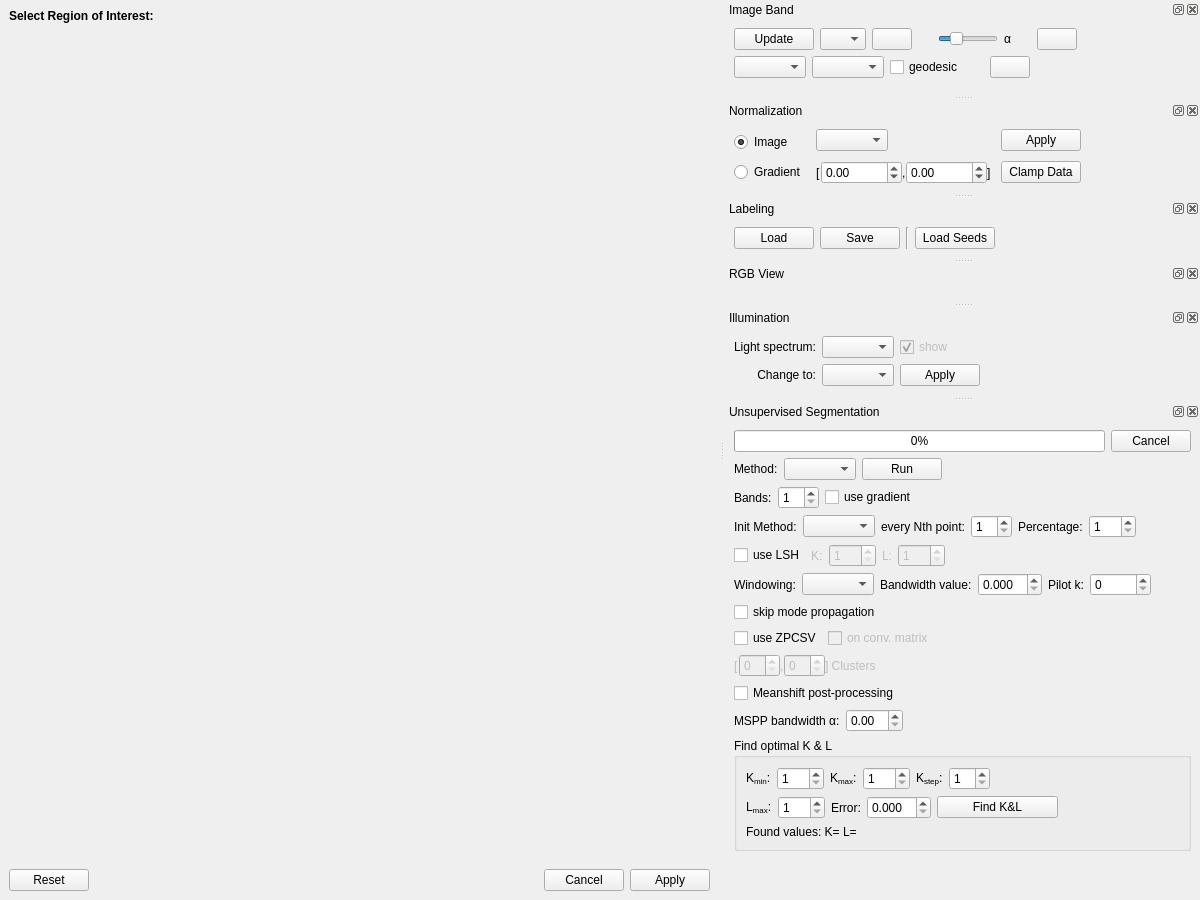
gerbilvis/gerbil, file gui/viewerwindow.ui: the form before one commit.
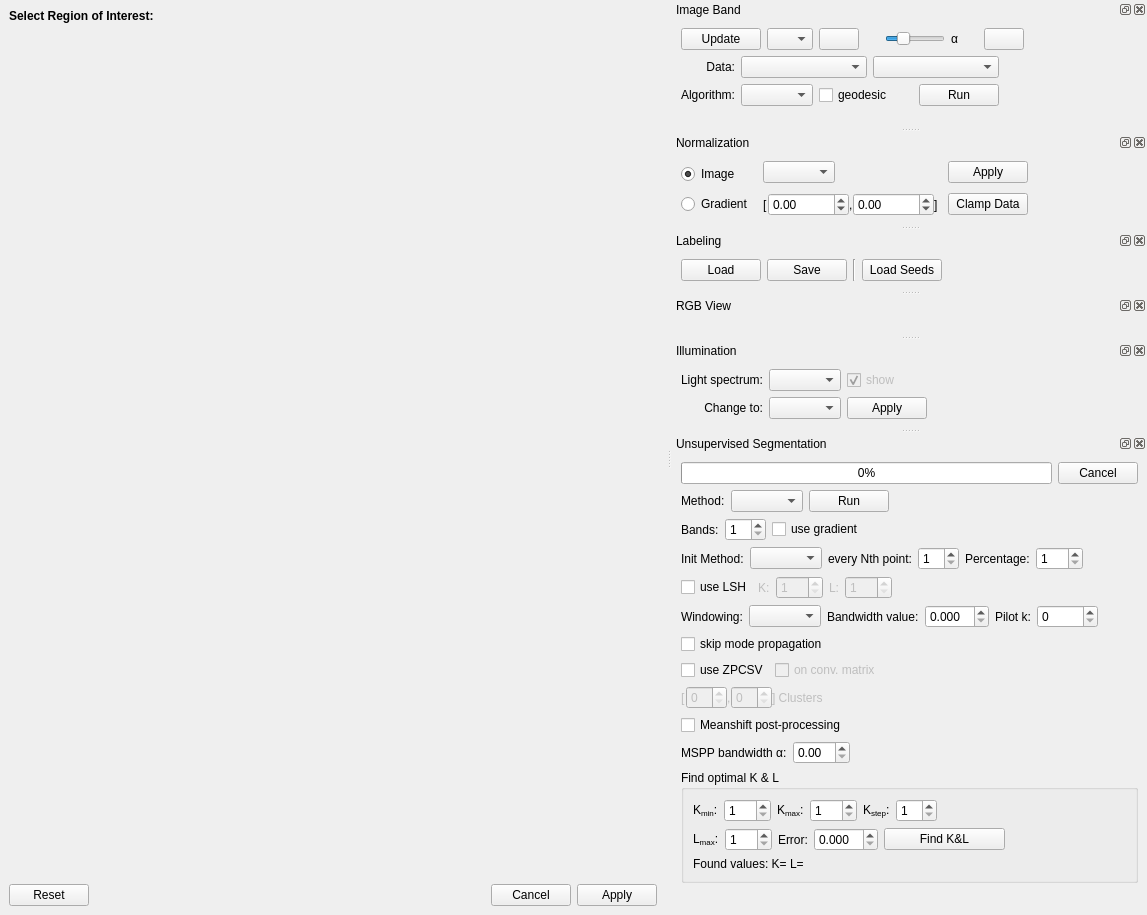
The form after the commit. Icons and pictures are not drawn. Custom widgets are drawn as their Qt base class.

Commit message: reorganisation of graphseg gui  - user can choose similarity measure hide unsupervised segmentation dock by default

Diff of the .ui file:
```diff
--- a/gui/viewerwindow.ui
+++ b/gui/viewerwindow.ui
@@ -2,14 +2,6 @@
 <ui version="4.0">
  <class>ViewerWindow</class>
  <widget class="QMainWindow" name="ViewerWindow">
-  <property name="geometry">
-   <rect>
-    <x>0</x>
-    <y>0</y>
-    <width>1200</width>
-    <height>900</height>
-   </rect>
-  </property>
   <property name="windowTitle">
    <string>Multispectral Image Viewer</string>
   </property>
@@ -458,10 +450,12 @@
          <verstretch>0</verstretch>
         </sizepolicy>
        </property>
+       <layout class="QGridLayout" name="gridLayout_4">
+        <property name="margin">
+         <number>0</number>
+        </property>
+        <item row="0" column="1">
        <layout class="QHBoxLayout" name="horizontalLayout_2">
-        <property name="margin">
-         <number>0</number>
-        </property>
         <item>
          <widget class="QComboBox" name="graphsegSourceBox">
           <property name="toolTip">
@@ -470,6 +464,13 @@
          </widget>
         </item>
         <item>
+           <widget class="QComboBox" name="graphsegSimilarityBox"/>
+          </item>
+         </layout>
+        </item>
+        <item row="5" column="1">
+         <layout class="QHBoxLayout" name="horizontalLayout_4">
+          <item>
          <widget class="QComboBox" name="graphsegAlgoBox">
           <property name="toolTip">
            <string>segmentation algorithm</string>
@@ -508,7 +509,7 @@
            <string>run segmentation</string>
           </property>
           <property name="text">
-           <string/>
+             <string>Run</string>
           </property>
           <property name="icon">
            <iconset resource="gerbil.qrc">
@@ -522,7 +523,9 @@
           </property>
          </widget>
         </item>
-        <item>
+         </layout>
+        </item>
+        <item row="0" column="2">
          <spacer name="horizontalSpacer_5">
           <property name="orientation">
            <enum>Qt::Horizontal</enum>
@@ -535,6 +538,26 @@
           </property>
          </spacer>
         </item>
+        <item row="5" column="0">
+         <widget class="QLabel" name="label_22">
+          <property name="text">
+           <string>Algorithm:</string>
+          </property>
+          <property name="alignment">
+           <set>Qt::AlignRight|Qt::AlignTrailing|Qt::AlignVCenter</set>
+          </property>
+         </widget>
+        </item>
+        <item row="0" column="0">
+         <widget class="QLabel" name="label_10">
+          <property name="text">
+           <string>Data:</string>
+          </property>
+          <property name="alignment">
+           <set>Qt::AlignRight|Qt::AlignTrailing|Qt::AlignVCenter</set>
+          </property>
+         </widget>
+        </item>
        </layout>
       </widget>
      </item>
```
Lines whose indentation alone changed are shown as unchanged. The commit also changes 1 other file.
